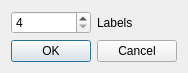
Old version of the form src/components/Analysis/Correspondence/src/dialSettings.ui in the repository vincentleon/MEPP.
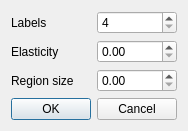
New version of the form.

Patch:
```diff
--- a/src/components/Analysis/Correspondence/src/dialSettings.ui
+++ b/src/components/Analysis/Correspondence/src/dialSettings.ui
@@ -7,7 +7,7 @@
     <x>0</x>
     <y>0</y>
     <width>222</width>
-    <height>178</height>
+    <height>282</height>
    </rect>
   </property>
   <property name="windowTitle">
@@ -19,6 +19,13 @@
    </property>
    <item>
     <layout class="QHBoxLayout" name="horizontalLayout">
+     <item>
+      <widget class="QLabel" name="label">
+       <property name="text">
+        <string>Labels</string>
+       </property>
+      </widget>
+     </item>
      <item>
       <widget class="QSpinBox" name="spinBox">
        <property name="minimum">
@@ -26,10 +33,35 @@
        </property>
       </widget>
      </item>
+    </layout>
+   </item>
+   <item>
+    <layout class="QHBoxLayout" name="horizontalLayout_4">
      <item>
-      <widget class="QLabel" name="label">
+      <widget class="QLabel" name="label_2">
        <property name="text">
-        <string>Labels</string>
+        <string>Elasticity</string>
+       </property>
+      </widget>
+     </item>
+     <item>
+      <widget class="QDoubleSpinBox" name="doubleSpinBox"/>
+     </item>
+    </layout>
+   </item>
+   <item>
+    <layout class="QHBoxLayout" name="horizontalLayout_5">
+     <item>
+      <widget class="QLabel" name="label_3">
+       <property name="text">
+        <string>Region size</string>
+       </property>
+      </widget>
+     </item>
+     <item>
+      <widget class="QDoubleSpinBox" name="doubleSpinBox_2">
+       <property name="singleStep">
+        <double>0.000000000000000</double>
        </property>
       </widget>
      </item>
```
